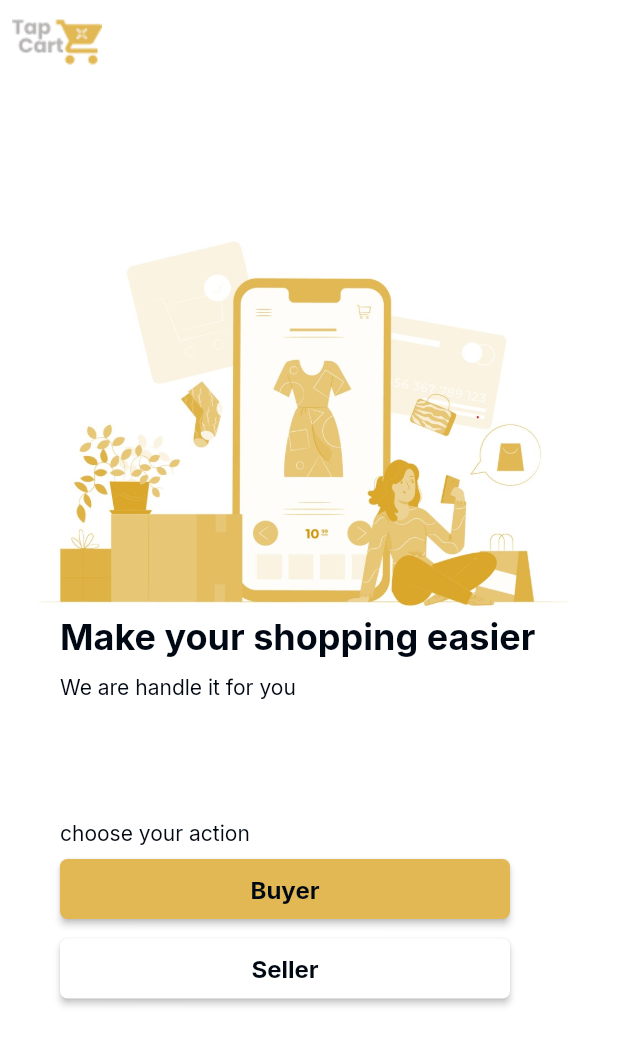
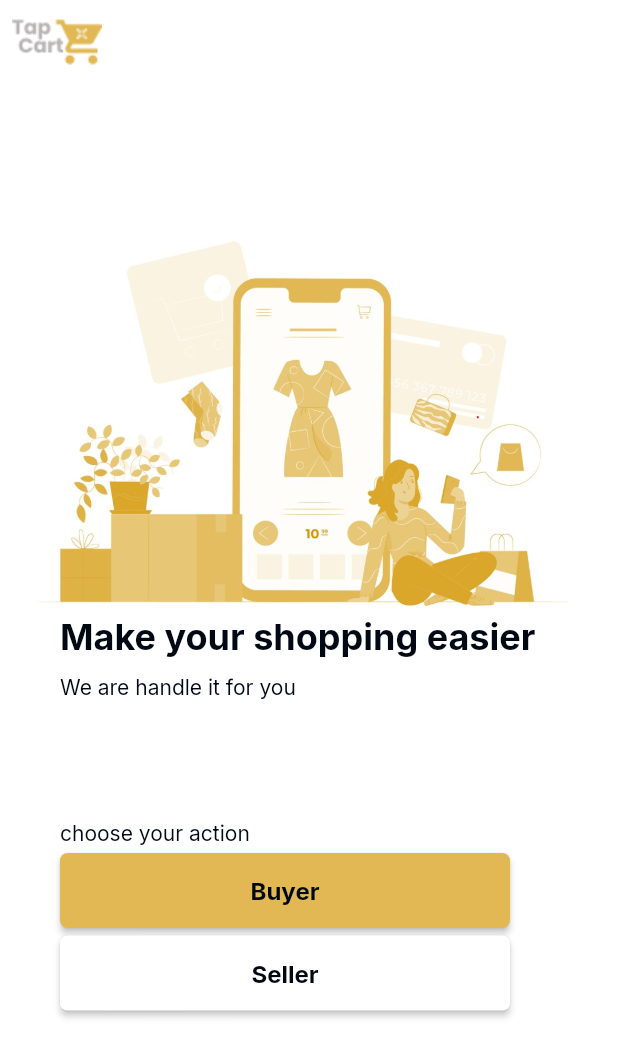
Before and after one commit to CPNG-99/tapcart, a Flutter app: the FirstPage screen opened by its route, on a phone screen of 412 x 824 dp. Shown: the top 1057 px of the screen. Run offline on Flutter 3.47's test engine with Material 2 defaults, Android fonts, the phone set to English and light mode, and no system bars; our stand-ins replace dartz, equatable, flutter_bloc, get_it, google_fonts.

Commit message:
login page dan input field

```diff
--- a/lib/common/constants.dart
+++ b/lib/common/constants.dart
@@ -31,7 +31,7 @@ final kTextTheme = TextTheme(
 final kButtonThemeData = ElevatedButtonThemeData(
     style: ElevatedButton.styleFrom(
       primary: kLightBrown,
-      fixedSize: const Size(300, 40),
+      fixedSize: const Size(300, 50),
       padding: const EdgeInsets.symmetric(
           vertical: 10, horizontal: 30),
       textStyle: kButtonText,
@@ -56,3 +56,27 @@ const kColorScheme = ColorScheme(
   onError: Colors.white,
   brightness: Brightness.light,
 );
+
+class MyInputTheme {
+  OutlineInputBorder _outlineInputBorder(Color color){
+    return OutlineInputBorder(
+      borderRadius: BorderRadius.all(Radius.circular(5)),
+      borderSide: BorderSide(
+        color: color,
+        width: 1,
+      ),
+    );
+  }
+  InputDecorationTheme theme() => InputDecorationTheme(
+    contentPadding: EdgeInsets.all(16),
+    floatingLabelBehavior: FloatingLabelBehavior.never,
+    constraints: BoxConstraints(maxWidth: 300),
+
+    enabledBorder: _outlineInputBorder(kGrey),
+    errorBorder: _outlineInputBorder(Colors.red),
+    focusedErrorBorder: _outlineInputBorder(Colors.red),
+    focusedBorder: _outlineInputBorder(kLightBrown),
+    disabledBorder: _outlineInputBorder(Colors.grey[400]!),
+
+  );
+}
--- a/lib/main.dart
+++ b/lib/main.dart
@@ -8,6 +8,7 @@ import 'package:tapcart/injection.dart' as di;
 import 'package:tapcart/presentation/bloc/store/storedetail/store_detail_bloc.dart';
 import 'package:tapcart/presentation/pages/buyer_page.dart';
 import 'package:tapcart/presentation/pages/first_page.dart';
+import 'package:tapcart/presentation/pages/login_buyer_page.dart';
 
 void main() {
   di.init();
@@ -27,11 +28,12 @@ class MyApp extends StatelessWidget {
           title: 'TapCart',
           theme: ThemeData.light().copyWith(
             elevatedButtonTheme: kButtonThemeData,
+            inputDecorationTheme: MyInputTheme().theme(),
             colorScheme: kColorScheme,
             primaryColor: kLightBrown,
             scaffoldBackgroundColor: Colors.white,
             textTheme: kTextTheme),
-          home: const FirstPage(),
+          home: const LoginBuyerPage(),
           navigatorObservers: [routeObserver],
           onGenerateRoute: (RouteSettings settings) {
             switch (settings.name) {
```
Also changed, not shown: lib/common/validator.dart (added, +7 -0 lines), lib/presentation/pages/login_buyer_page.dart (added, +63 -0 lines), lib/presentation/widget/email_textfield.dart (added, +25 -0 lines), lib/presentation/widget/password_textfield.dart (added, +42 -0 lines), assets/img/tapcart-big.png (added), assets/img/tapcart-medium.png (added), lib/presentation/pages/register_buyer_page.dart (added).
